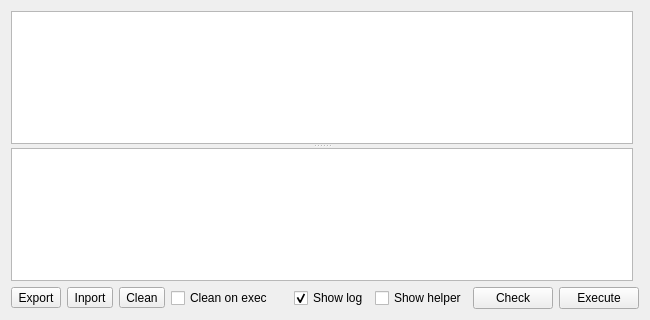
Above: interface/terminalwidget.ui from Kuszki/AVR-Monitor before the change. Below: the same form after it.
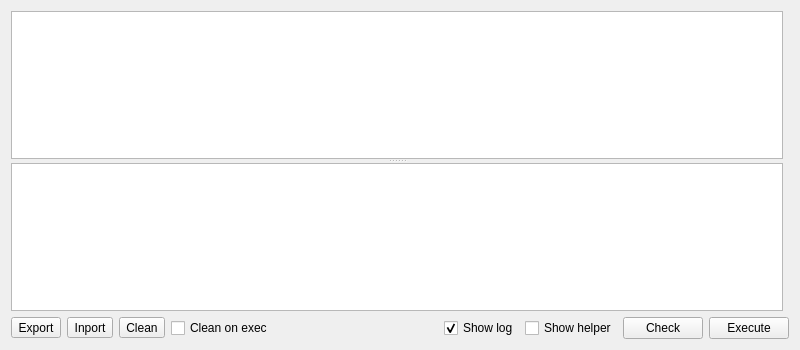
That is the form after the change. Icons and pictures are not drawn. Custom widgets are drawn as their Qt base class.

The edit to the form file:
```diff
--- a/interface/terminalwidget.ui
+++ b/interface/terminalwidget.ui
@@ -6,8 +6,8 @@
    <rect>
     <x>0</x>
     <y>0</y>
-    <width>650</width>
-    <height>320</height>
+    <width>800</width>
+    <height>350</height>
    </rect>
   </property>
   <property name="windowTitle">
```
